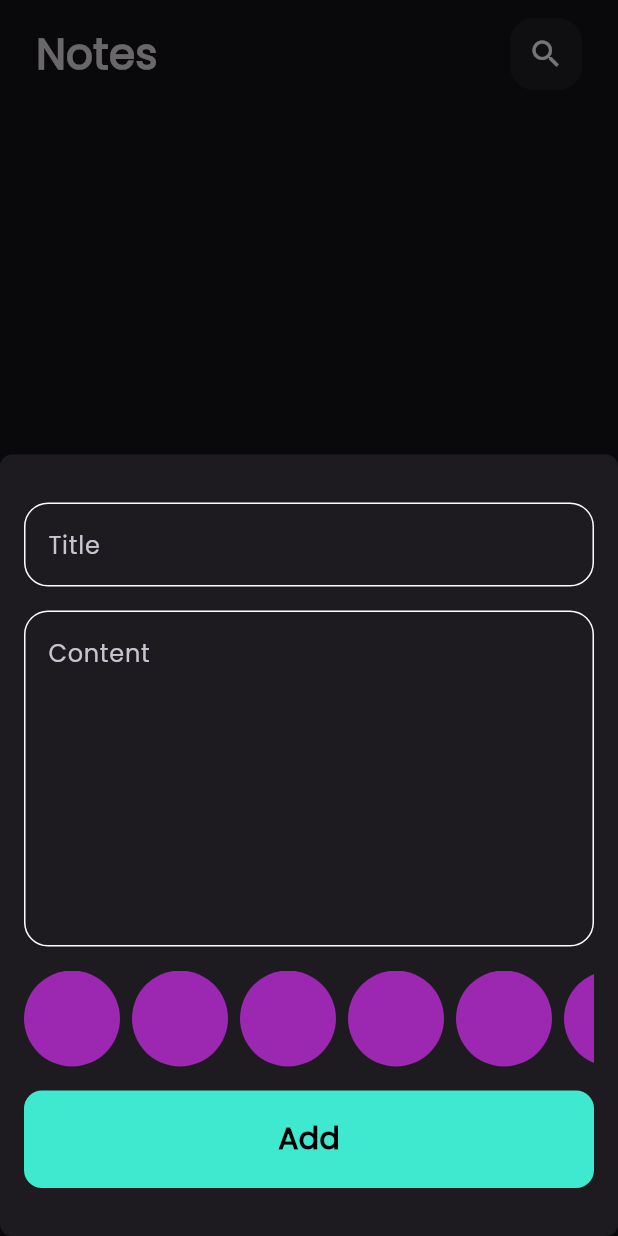
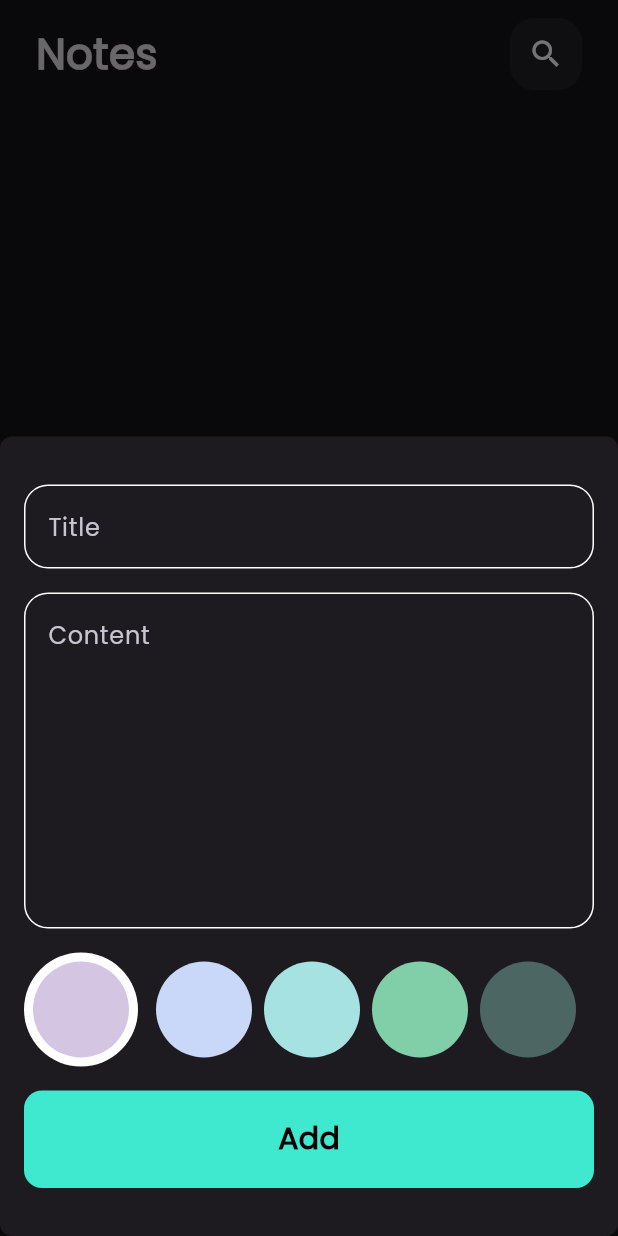
Before and after one commit to AhmedOmran22/Notes_App, a Flutter app: the screen it shows after launch, after a tap on the "add" icon, on a phone screen of 412 x 824 dp. Run offline on Flutter 3.47's test engine with Material 3 defaults, Android fonts, the phone set to English and light mode, and no system bars; our stand-ins replace bloc, flutter_bloc, font_awesome_flutter, hive, hive_flutter; accounts and stored records are empty.

Commit message:
colors list view part two

```diff
--- a/lib/widgets/color_item.dart
+++ b/lib/widgets/color_item.dart
@@ -1,17 +1,34 @@
-
 import 'package:flutter/material.dart';
 
 class ColorItem extends StatelessWidget {
-  const ColorItem({super.key});
+  const ColorItem({
+    super.key,
+    required this.isActive,
+    required this.color,
+  });
+  final bool isActive;
+  final Color color;
 
   @override
   Widget build(BuildContext context) {
-    return const Padding(
-      padding: EdgeInsets.only(right: 8),
-      child: CircleAvatar(
-        backgroundColor: Colors.purple,
-        radius: 32,
-      ),
-    );
+    return isActive
+        ? Padding(
+            padding: const EdgeInsets.only(right: 8),
+            child: CircleAvatar(
+              backgroundColor: Colors.white,
+              radius: 38,
+              child: CircleAvatar(
+                backgroundColor: color,
+                radius: 32,
+              ),
+            ),
+          )
+        : Padding(
+            padding: const EdgeInsets.symmetric(horizontal: 4),
+            child: CircleAvatar(
+              backgroundColor: color,
+              radius: 32,
+            ),
+          );
   }
 }
--- a/lib/widgets/color_item_list_view.dart
+++ b/lib/widgets/color_item_list_view.dart
@@ -1,18 +1,45 @@
-
 import 'package:flutter/material.dart';
 import 'package:notes_app/widgets/color_item.dart';
 
-class ColorsListView extends StatelessWidget {
-  const ColorsListView({super.key});
+class ColorsListView extends StatefulWidget {
+  const ColorsListView({
+    super.key,
+    this.isActive,
+  });
 
+  final bool? isActive;
+
+  @override
+  State<ColorsListView> createState() => _ColorsListViewState();
+}
+
+class _ColorsListViewState extends State<ColorsListView> {
+  int currentIndex = 0;
+  List<Color> colors = const [
+    Color(0xffD4C5E2),
+    Color(0xffC9D7F8),
+    Color(0xffA7E2E3),
+    Color(0xff80CFA9),
+    Color(0xff4C6663)
+  ];
   @override
   Widget build(BuildContext context) {
     return SizedBox(
-      height: 64,
+      height: 38 * 2,
       child: ListView.builder(
+        itemCount: colors.length,
         scrollDirection: Axis.horizontal,
         itemBuilder: (BuildContext context, int index) {
-          return const ColorItem();
+          return GestureDetector(
+            onTap: () {
+              currentIndex = index;
+              setState(() {});
+            },
+            child: ColorItem(
+              color: colors[index],
+              isActive: currentIndex == index,
+            ),
+          );
         },
       ),
     );
```
